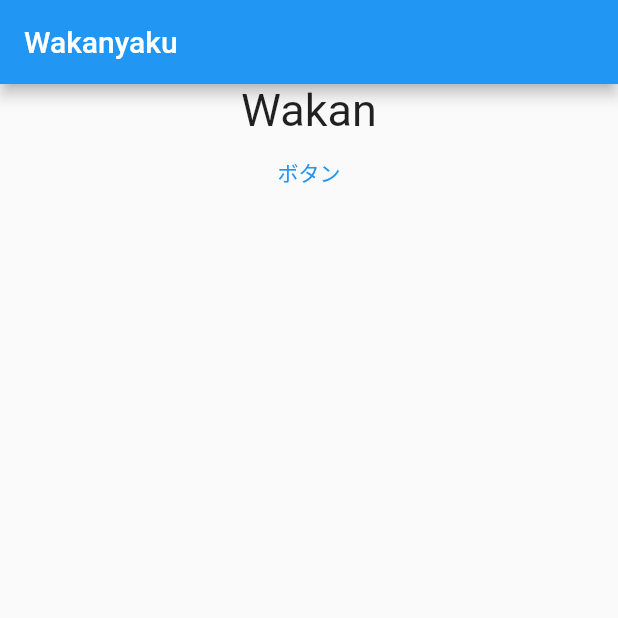
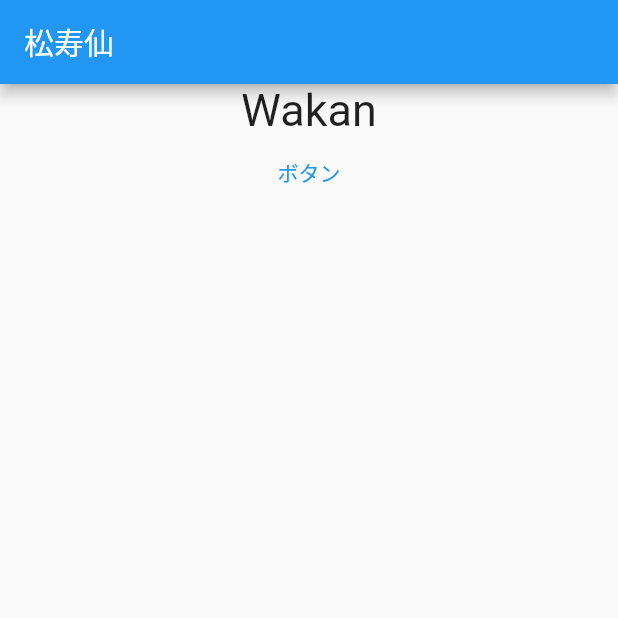
Before and after one commit to Kilyusan/learn_provider, a Flutter app: the screen it shows after launch, on a phone screen of 412 x 824 dp, the top half of it. Run offline on Flutter 3.47's test engine with Material 2 defaults, Android fonts, the phone set to English and light mode, and no system bars.

Commit message:
second comit

```diff
--- a/lib/main.dart
+++ b/lib/main.dart
@@ -14,7 +14,7 @@ class MyApp extends StatelessWidget {
         create: (_) => MainModel(),
         child: Scaffold(
           appBar: AppBar(
-            title: Text('Wakanyaku'),
+            title: Text('松寿仙'),
           ),
           body: Consumer<MainModel>(
             builder: (context, model, child) {
```
